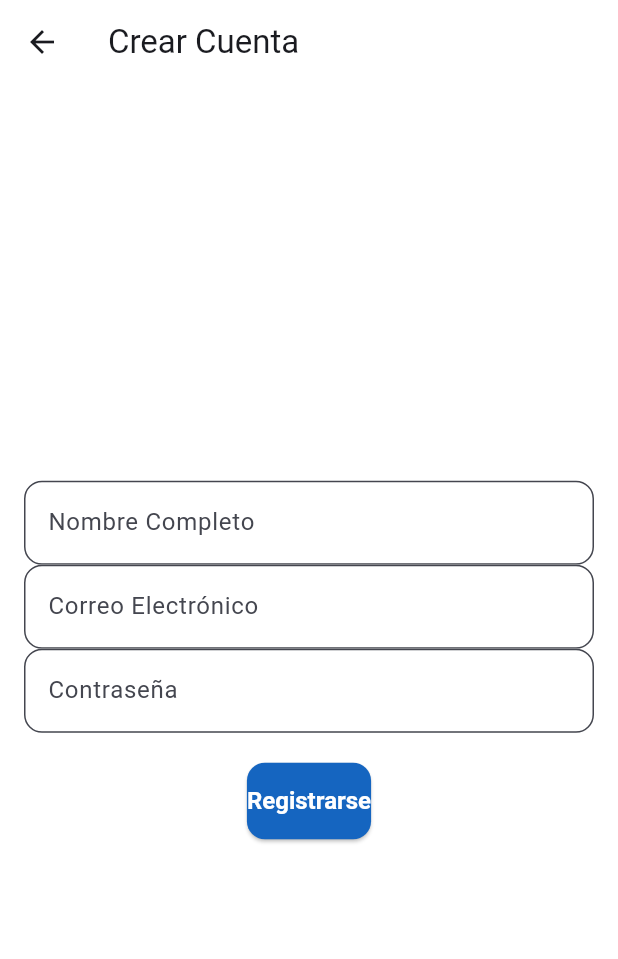
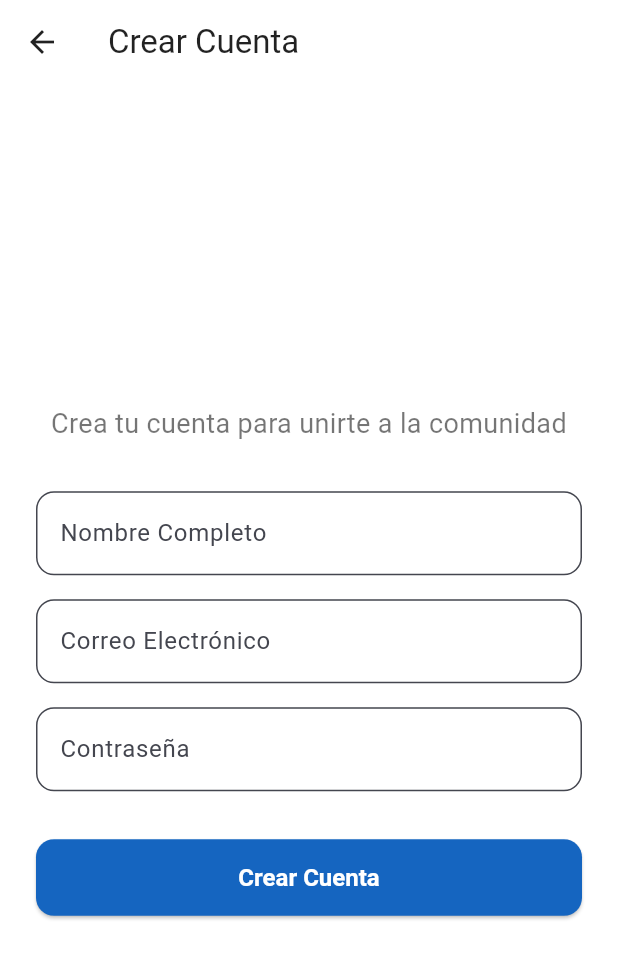
Before and after one commit to anthonyramonaguilera-art/avivamiento_app, a Flutter app: the screen it shows after launch, after a tap on "Registrarse", on a phone screen of 412 x 824 dp. Shown: the top 959 px of the screen. Run offline on Flutter 3.47's test engine with Material 3 defaults, Android fonts, the phone set to English and light mode, and no system bars; our stand-ins replace audioplayers, cloud_firestore, firebase_auth, firebase_core, firebase_messaging, flutter_dotenv and 4 more; missing offline and left inert: jitsi_meet_flutter_sdk; accounts and stored records are empty.

Commit message:
feat(auth): complete UI redesign for auth screens and splashImplements a full redesign of the initial user experience by introducing a modern, minimalist theme and a new animated splash screen.- Replaces the static loading indicator with a stateful animated splash screen featuring a slide-down and bounce effect for the logo.- Establishes a centralized ThemeData in main.dart with Material 3, defining consistent styles for buttons, text fields, and colors across the authentication flow.- Refactors AuthScreen, LoginScreen, and RegisterScreen to use the new global theme and a cleaner, more intuitive layout.- Introduces a robust AuthWrapper widget to handle the core logic of routing between authentication and home screens, improving architectural separation of concerns.- Fixes critical regressions related to the post-login navigation flow and restores the 'Continue as Guest' functionality.This commit addresses all acceptance criteria and resolves the regressions identified during development. Closes #3

```diff
--- a/lib/screens/auth/register_screen.dart
+++ b/lib/screens/auth/register_screen.dart
@@ -1,7 +1,9 @@
 // lib/screens/auth/register_screen.dart
-import 'package:firebase_auth/firebase_auth.dart';
+
 import 'package:flutter/material.dart';
 import 'package:flutter_riverpod/flutter_riverpod.dart';
+import 'package:firebase_auth/firebase_auth.dart';
+
 import 'package:avivamiento_app/providers/services_provider.dart';
 
 class RegisterScreen extends ConsumerStatefulWidget {
@@ -18,80 +20,105 @@ class _RegisterScreenState extends ConsumerState<RegisterScreen> {
   final _passwordController = TextEditingController();
   bool _isLoading = false;
 
+  @override
+  void dispose() {
+    _nameController.dispose();
+    _emailController.dispose();
+    _passwordController.dispose();
+    super.dispose();
+  }
+
   Future<void> _register() async {
-    if (_formKey.currentState!.validate()) {
-      setState(() {
-        _isLoading = true;
-      });
+    if (!(_formKey.currentState?.validate() ?? false)) return;
+
+    setState(() => _isLoading = true);
     try {
       final authService = ref.read(authServiceProvider);
-        final userService = ref.read(
-          userServiceProvider,
-        ); // Obtenemos el UserService
+      final userService = ref.read(userServiceProvider);
       await authService.signUpWithEmailAndPassword(
         _emailController.text.trim(),
         _passwordController.text.trim(),
         _nameController.text.trim(),
-          userService, // Lo pasamos al método
+        userService,
       );
-        // Si el registro es exitoso, el `StreamBuilder` nos llevará a `HomeScreen`.
-        // Y cerramos la pantalla de registro para no volver a ella.
-        if (mounted) Navigator.of(context).pop();
+
+      // --- [CORRECCIÓN CLAVE] ---
+      // Cerramos la pantalla de registro para volver al AuthWrapper.
+      if (mounted) Navigator.of(context).popUntil((route) => route.isFirst);
     } on FirebaseAuthException catch (e) {
+      if (mounted) {
         ScaffoldMessenger.of(context).showSnackBar(
-          SnackBar(content: Text(e.message ?? 'Error desconocido')),
+          SnackBar(
+            content: Text(e.message ?? 'Error al registrarse'),
+            backgroundColor: Theme.of(context).colorScheme.error,
+          ),
         );
+      }
     } finally {
-        if (mounted) {
-          setState(() {
-            _isLoading = false;
-          });
-        }
-      }
+      if (mounted) setState(() => _isLoading = false);
     }
   }
 
   @override
   Widget build(BuildContext context) {
+    // La UI no cambia...
     return Scaffold(
-      appBar: AppBar(title: const Text('Crear Cuenta')),
-      body: Padding(
-        padding: const EdgeInsets.all(16.0),
+      appBar: AppBar(
+        title: const Text('Crear Cuenta'),
+        backgroundColor: Colors.transparent,
+        elevation: 0,
+        foregroundColor: Colors.black87,
+      ),
+      body: Center(
+        child: SingleChildScrollView(
+          padding: const EdgeInsets.symmetric(horizontal: 24.0),
           child: Form(
             key: _formKey,
             child: Column(
-            mainAxisAlignment: MainAxisAlignment.center,
+              crossAxisAlignment: CrossAxisAlignment.stretch,
               children: [
+                const Text(
+                  'Crea tu cuenta para unirte a la comunidad',
+                  textAlign: TextAlign.center,
+                  style: TextStyle(fontSize: 18, color: Colors.black54),
+                ),
+                const SizedBox(height: 32),
                 TextFormField(
                   controller: _nameController,
-                decoration: const InputDecoration(labelText: 'Nombre Completo'),
+                  decoration: const InputDecoration(
+                    labelText: 'Nombre Completo',
+                  ),
                   validator: (value) =>
-                    value!.isEmpty ? 'Por favor, ingrese su nombre' : null,
+                      value!.isEmpty ? 'Por favor, ingresa tu nombre' : null,
                 ),
+                const SizedBox(height: 16),
                 TextFormField(
                   controller: _emailController,
                   decoration: const InputDecoration(
                     labelText: 'Correo Electrónico',
                   ),
+                  keyboardType: TextInputType.emailAddress,
                   validator: (value) =>
-                    value!.isEmpty ? 'Por favor, ingrese un correo' : null,
+                      value!.isEmpty ? 'Por favor, ingresa un correo' : null,
                 ),
+                const SizedBox(height: 16),
                 TextFormField(
                   controller: _passwordController,
                   decoration: const InputDecoration(labelText: 'Contraseña'),
                   obscureText: true,
-                validator: (value) => value!.length < 6
+                  validator: (value) => (value?.length ?? 0) < 6
                       ? 'La contraseña debe tener al menos 6 caracteres'
                       : null,
                 ),
-              const SizedBox(height: 20),
-              _isLoading
-                  ? const CircularProgressIndicator()
-                  : ElevatedButton(
-                      onPressed: _register,
-                      child: const Text('Registrarse'),
+                const SizedBox(height: 32),
+                ElevatedButton(
+                  onPressed: _isLoading ? null : _register,
+                  child: _isLoading
+                      ? const CircularProgressIndicator(color: Colors.white)
+                      : const Text('Crear Cuenta'),
                 ),
               ],
+            ),
           ),
         ),
       ),
--- a/lib/screens/auth_screen.dart
+++ b/lib/screens/auth_screen.dart
@@ -1,25 +1,26 @@
 // lib/screens/auth_screen.dart
 
 import 'package:flutter/material.dart';
+import 'package:flutter_riverpod/flutter_riverpod.dart';
 
+import 'package:avivamiento_app/providers/services_provider.dart'; // [NUEVO] Necesitamos los providers
 import 'package:avivamiento_app/screens/auth/login_screen.dart';
 import 'package:avivamiento_app/screens/auth/register_screen.dart';
 
 /// AuthScreen: La pantalla principal de autenticación.
 ///
-/// Ofrece al usuario las opciones para navegar a la pantalla de inicio de sesión
-/// o a la de registro. El diseño es minimalista y centrado, utilizando el
-/// tema global de la aplicación para los estilos de los botones.
-class AuthScreen extends StatelessWidget {
+/// Ofrece al usuario las opciones para iniciar sesión, registrarse
+/// o continuar como invitado.
+class AuthScreen extends ConsumerWidget {
+  // [CAMBIO] Ahora es ConsumerWidget
   const AuthScreen({super.key});
 
   @override
-  Widget build(BuildContext context) {
-    // Obtenemos las dimensiones de la pantalla para un diseño adaptable.
+  Widget build(BuildContext context, WidgetRef ref) {
+    // [CAMBIO] Añadimos WidgetRef
     final screenHeight = MediaQuery.of(context).size.height;
 
     return Scaffold(
-      // Usamos el color de fondo definido en nuestro ThemeData.
       backgroundColor: Theme.of(context).colorScheme.background,
       body: SafeArea(
         child: Padding(
@@ -28,25 +29,18 @@ class AuthScreen extends StatelessWidget {
             mainAxisAlignment: MainAxisAlignment.center,
             crossAxisAlignment: CrossAxisAlignment.stretch,
             children: [
-              // Espacio flexible en la parte superior para centrar el contenido.
               const Spacer(),
-
-              // El logo de la iglesia.
               Image.asset(
                 'assets/images/logo.png',
-                height: screenHeight * 0.15, // 15% de la altura de la pantalla
+                height: screenHeight * 0.15,
               ),
               const SizedBox(height: 20),
-
-              // Título de bienvenida
               const Text(
                 'Bienvenido',
                 textAlign: TextAlign.center,
                 style: TextStyle(fontSize: 28, fontWeight: FontWeight.bold),
               ),
               const SizedBox(height: 10),
-
-              // Subtítulo
               Text(
                 'Únete a nuestra comunidad',
                 textAlign: TextAlign.center,
@@ -55,7 +49,6 @@ class AuthScreen extends StatelessWidget {
               const SizedBox(height: 50),
 
               // Botón para ir a la pantalla de Login.
-              // El estilo se toma automáticamente del `elevatedButtonTheme` en main.dart.
               ElevatedButton(
                 onPressed: () {
                   Navigator.push(
@@ -70,8 +63,6 @@ class AuthScreen extends StatelessWidget {
               const SizedBox(height: 16),
 
               // Botón para ir a la pantalla de Registro.
-              // Usamos un OutlinedButton para darle una jerarquía visual diferente,
-              // siendo esta la acción secundaria.
               OutlinedButton(
                 onPressed: () {
                   Navigator.push(
@@ -93,7 +84,19 @@ class AuthScreen extends StatelessWidget {
                 child: const Text('Registrarse'),
               ),
 
-              // Espacio flexible en la parte inferior.
+              const SizedBox(height: 16),
+
+              // --- [NUEVO Y CORREGIDO] Botón para continuar como invitado ---
+              TextButton(
+                onPressed: () async {
+                  // Leemos el authService y llamamos al método para login anónimo.
+                  // El AuthWrapper se encargará del resto automáticamente.
+                  final authService = ref.read(authServiceProvider);
+                  await authService.signInAnonymously();
+                },
+                child: const Text('Continuar como Invitado'),
+              ),
+
               const Spacer(),
             ],
           ),
--- a/lib/screens/splash_screen.dart
+++ b/lib/screens/splash_screen.dart
@@ -2,12 +2,12 @@
 
 import 'package:flutter/material.dart';
 import 'dart:async';
-
-// [CAMBIO] Importamos el nuevo AuthWrapper.
-import '../widgets/auth_wrapper.dart';
+import '../widgets/auth_wrapper.dart'; // Usamos la importación relativa
 
 /// SplashScreen: La pantalla de bienvenida de la aplicación.
-/// Muestra el logo con animación y navega al AuthWrapper.
+///
+/// Muestra el logo de la iglesia con una animación de entrada y,
+/// después de una breve duración, navega al AuthWrapper.
 class SplashScreen extends StatefulWidget {
   const SplashScreen({super.key});
 
@@ -17,46 +17,51 @@ class SplashScreen extends StatefulWidget {
 
 class _SplashScreenState extends State<SplashScreen>
     with SingleTickerProviderStateMixin {
+  /// El controlador para la animación de entrada.
   late AnimationController _controller;
+
+  /// La animación que controla la posición vertical del logo (descenso).
   late Animation<double> _slideAnimation;
+
+  /// La animación que controla la escala del logo (un pequeño 'latido' al llegar).
   late Animation<double> _scaleAnimation;
 
   @override
   void initState() {
     super.initState();
+
     _controller = AnimationController(
       duration: const Duration(seconds: 2),
       vsync: this,
     );
 
+    // Animación de descenso con un efecto de rebote al final.
     _slideAnimation = Tween<double>(
-      begin: -1.0,
+      begin: -0.5,
       end: 0.0,
     ).animate(CurvedAnimation(parent: _controller, curve: Curves.bounceOut));
 
+    // Un pequeño 'latido' o 'pulso' que ocurre una sola vez al llegar.
     _scaleAnimation = TweenSequence<double>([
-      TweenSequenceItem<double>(
-        tween: Tween<double>(begin: 1.0, end: 1.1),
-        weight: 50,
-      ),
-      TweenSequenceItem<double>(
-        tween: Tween<double>(begin: 1.1, end: 1.0),
-        weight: 50,
-      ),
+      TweenSequenceItem(tween: Tween(begin: 1.0, end: 1.05), weight: 50),
+      TweenSequenceItem(tween: Tween(begin: 1.05, end: 1.0), weight: 50),
     ]).animate(CurvedAnimation(parent: _controller, curve: Curves.easeInOut));
 
+    // Iniciamos la animación de entrada.
     _controller.forward();
+
+    // Navegamos a la siguiente pantalla después de un breve retraso.
     _navigateToNextScreen();
   }
 
-  /// Navega a la pantalla correspondiente después de la animación.
+  /// Navega al AuthWrapper después de la duración del splash.
   void _navigateToNextScreen() {
     Timer(const Duration(milliseconds: 2500), () {
-      // Usamos pushReplacement para que el usuario no pueda volver al splash screen.
-      Navigator.of(context).pushReplacement(
-        // [CAMBIO] Navegamos al AuthWrapper en lugar de directamente a AuthScreen.
-        MaterialPageRoute(builder: (context) => const AuthWrapper()),
-      );
+      if (mounted) {
+        Navigator.of(context).pushReplacement(
+          MaterialPageRoute(builder: (context) => const AuthWrapper()),
+        );
+      }
     });
   }
 
@@ -75,6 +80,7 @@ class _SplashScreenState extends State<SplashScreen>
           animation: _controller,
           builder: (context, child) {
             return Transform.translate(
+              // El descenso es 30% de la altura de la pantalla.
               offset: Offset(
                 0.0,
                 _slideAnimation.value *
```
Also changed, not shown: lib/screens/auth/login_screen.dart (+66 -42 lines), assets/images/logo.png. Lines whose indentation alone changed are shown as unchanged.
